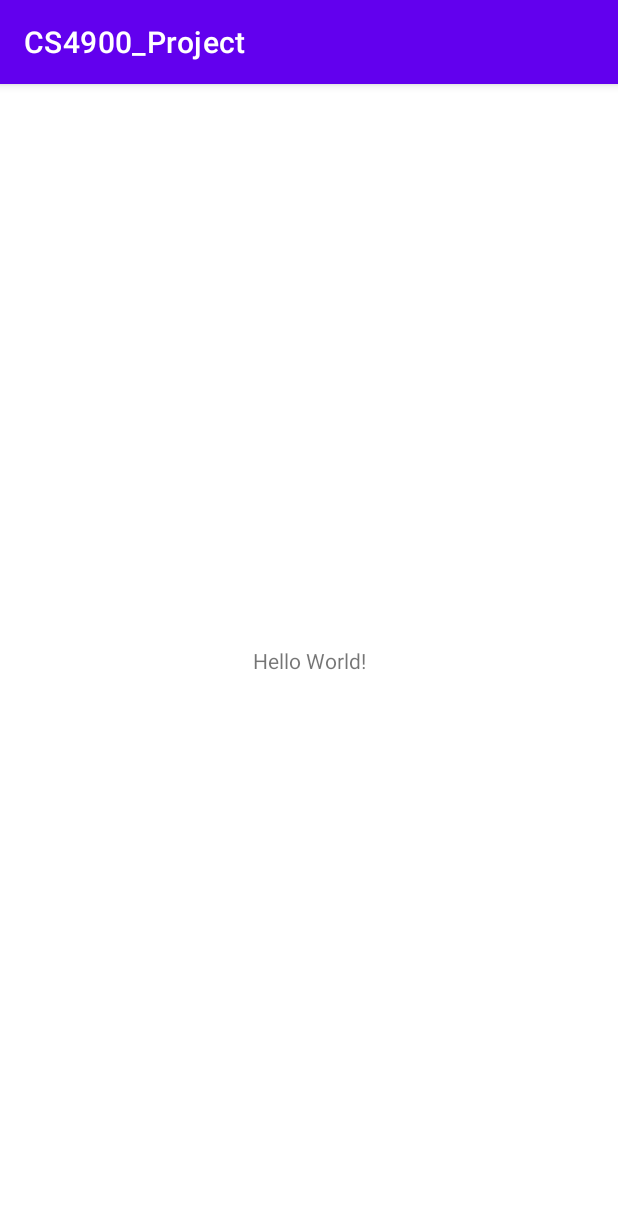
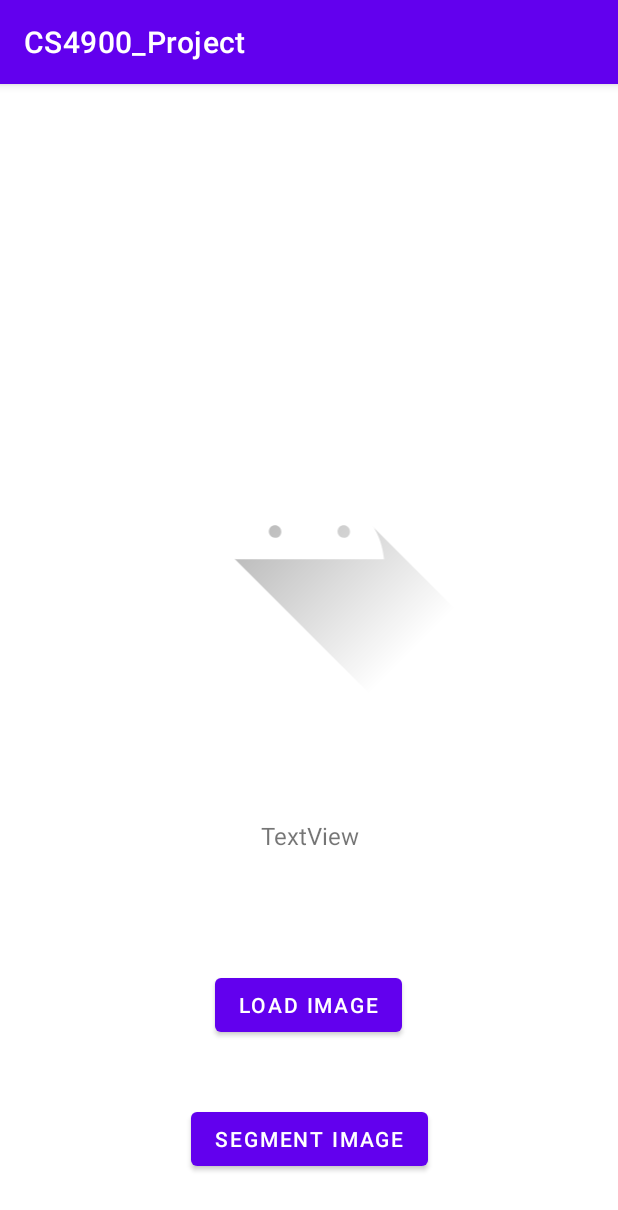
Before and after one commit to ndatkinson/CS4900_Project, an Android app: the screen it shows after launch (MainActivity), on a phone screen of 412 x 824 dp. Shown: the top 1210 px of the screen. Run offline under Robolectric (Android 15) with nearby library versions, the phone set to English and light mode, and no system bars.

Commit message:
Android Studio Initial Setup
Created the UI for the app in Android Studio. User is able to pick an image from storage. Still need to figure out how to load pytorch model in Android Studio.

```diff
--- a/CS4900_Project/app/build.gradle
+++ b/CS4900_Project/app/build.gradle
@@ -35,4 +35,7 @@ dependencies {
     testImplementation 'junit:junit:4.+'
     androidTestImplementation 'androidx.test.ext:junit:1.1.3'
     androidTestImplementation 'androidx.test.espresso:espresso-core:3.4.0'
+
+    implementation 'org.pytorch:pytorch_android:1.9.0'
+    implementation 'org.pytorch:pytorch_android_torchvision:1.9.0'
 }
--- a/CS4900_Project/app/src/main/java/com/example/cs4900_project/MainActivity.java
+++ b/CS4900_Project/app/src/main/java/com/example/cs4900_project/MainActivity.java
@@ -2,10 +2,22 @@ package com.example.cs4900_project;
 
 import androidx.appcompat.app.AppCompatActivity;
 
+import android.content.Intent;
+import android.graphics.Bitmap;
+import android.graphics.BitmapFactory;
+import android.media.Image;
+import android.net.Uri;
 import android.os.Build;
 import android.os.Bundle;
+import android.provider.MediaStore;
+import android.view.View;
+import android.widget.Button;
+import android.widget.ImageView;
+
+import java.io.IOException;
 
 public class MainActivity extends AppCompatActivity {
+    Bitmap bitmap = null;
     @Override
     protected void onCreate(Bundle savedInstanceState) {
         if (Build.VERSION.SDK_INT >= Build.VERSION_CODES.M) {
@@ -14,5 +26,57 @@ public class MainActivity extends AppCompatActivity {
         }
         super.onCreate(savedInstanceState);
         setContentView(R.layout.activity_main);
+
+
+
+        Button buttonLoad = findViewById(R.id.btnLoad);
+        //button to load image into the ImageView
+        buttonLoad.setOnClickListener(new View.OnClickListener() {
+            @Override
+            public void onClick(View view) {
+
+                Intent intent = new Intent(Intent.ACTION_PICK, MediaStore.Images.Media.EXTERNAL_CONTENT_URI);
+                startActivityForResult(intent, 3);
+            }
+        });
+
+        Button buttonSegment = findViewById(R.id.btnSegment);
+        //button to start the process of segmenting the image
+        buttonSegment.setOnClickListener(new View.OnClickListener() {
+            @Override
+            public void onClick(View view) {
+                segment();
+
+            }
+        });
+
+
     }
+
+    //this method handles the selection of the image from the emulator storage and displays it in the imageView
+    @Override
+    protected void onActivityResult(int requestCode, int resultCode, Intent data) {
+        super.onActivityResult(requestCode, resultCode, data);
+
+        if (resultCode == RESULT_OK && data != null) {
+            Uri selectedImage = data.getData();
+            ImageView imageView = findViewById(R.id.imageView);
+            try {
+                bitmap = MediaStore.Images.Media.getBitmap(getApplicationContext().getContentResolver(), selectedImage);
+                imageView.setImageBitmap(bitmap);
+
+            } catch (IOException e) {
+                e.printStackTrace();
+            }
+        }
+
+
+    }
+
+    //this method handles the segmentation of the image
+    protected void segment(){
+
+    }
+
+
 }
--- a/CS4900_Project/app/src/main/res/layout/activity_main.xml
+++ b/CS4900_Project/app/src/main/res/layout/activity_main.xml
@@ -6,13 +6,47 @@
     android:layout_height="match_parent"
     tools:context=".MainActivity">
 
-    <TextView
+    <Button
+        android:id="@+id/btnLoad"
         android:layout_width="wrap_content"
         android:layout_height="wrap_content"
-        android:text="Hello World!"
+        android:text="Load Image"
         app:layout_constraintBottom_toBottomOf="parent"
-        app:layout_constraintLeft_toLeftOf="parent"
-        app:layout_constraintRight_toRightOf="parent"
-        app:layout_constraintTop_toTopOf="parent" />
+        app:layout_constraintEnd_toEndOf="parent"
+        app:layout_constraintHorizontal_bias="0.498"
+        app:layout_constraintStart_toStartOf="parent"
+        app:layout_constraintTop_toTopOf="parent"
+        app:layout_constraintVertical_bias="0.819" />
 
+    <Button
+        android:id="@+id/btnSegment"
+        android:layout_width="wrap_content"
+        android:layout_height="wrap_content"
+        android:text="Segment Image"
+        app:layout_constraintBottom_toBottomOf="parent"
+        app:layout_constraintEnd_toEndOf="parent"
+        app:layout_constraintStart_toStartOf="parent"
+        app:layout_constraintTop_toBottomOf="@+id/btnLoad" />
+
+    <ImageView
+        android:id="@+id/imageView"
+        android:layout_width="259dp"
+        android:layout_height="233dp"
+        app:layout_constraintBottom_toTopOf="@+id/btnLoad"
+        app:layout_constraintEnd_toEndOf="parent"
+        app:layout_constraintStart_toStartOf="parent"
+        app:layout_constraintTop_toTopOf="parent"
+        app:srcCompat="@drawable/ic_launcher_foreground" />
+
+    <TextView
+        android:id="@+id/textView"
+        android:layout_width="169dp"
+        android:layout_height="22dp"
+        android:text="TextView"
+        android:textAlignment="center"
+        android:textSize="16sp"
+        app:layout_constraintBottom_toTopOf="@+id/btnLoad"
+        app:layout_constraintEnd_toEndOf="parent"
+        app:layout_constraintStart_toStartOf="parent"
+        app:layout_constraintTop_toBottomOf="@+id/imageView" />
 </androidx.constraintlayout.widget.ConstraintLayout>
```
Also changed, not shown: 481 other files.
